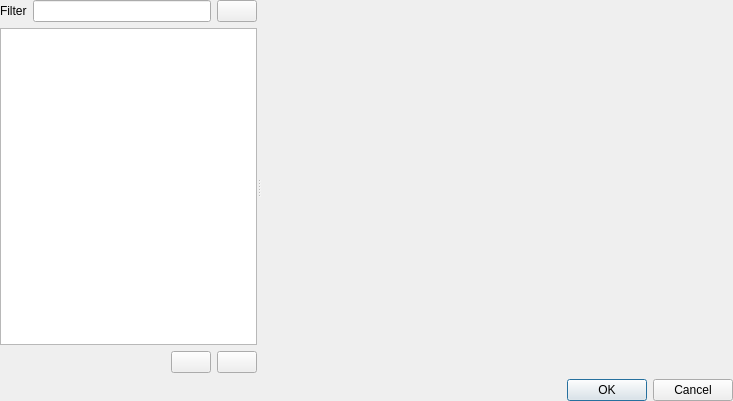
The window that src/prymatex/gui/config/ui_files/settings.ui (prymatex/prymatex) describes before a commit, drawn with Qt 5.
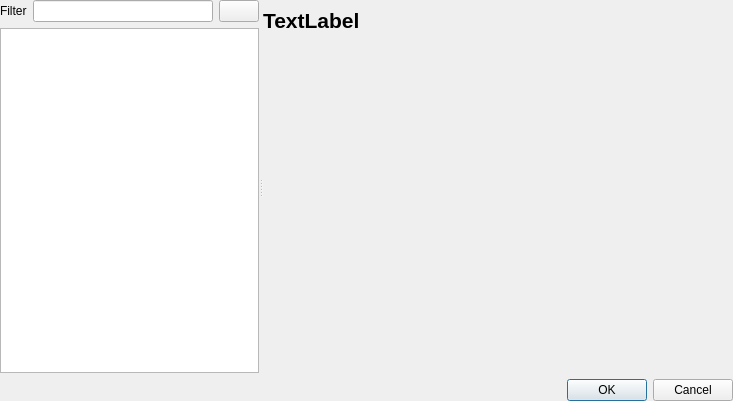
The same window after the commit. Icons and pictures are not drawn. Custom widgets are drawn as their Qt base class.

The edit to the form file:
```diff
--- a/src/prymatex/gui/config/ui_files/settings.ui
+++ b/src/prymatex/gui/config/ui_files/settings.ui
@@ -65,48 +65,9 @@
          </property>
         </widget>
        </item>
-       <item>
-        <layout class="QHBoxLayout" name="horizontalLayout_2">
-         <item>
-          <spacer name="horizontalSpacer">
-           <property name="orientation">
-            <enum>Qt::Horizontal</enum>
-           </property>
-           <property name="sizeHint" stdset="0">
-            <size>
-             <width>40</width>
-             <height>20</height>
-            </size>
-           </property>
-          </spacer>
-         </item>
-         <item>
-          <widget class="QPushButton" name="pushExpand">
-           <property name="text">
-            <string/>
-           </property>
-           <property name="icon">
-            <iconset resource="../../../res.qrc">
-             <normaloff>:/actions/resources/actions/list-add.png</normaloff>:/actions/resources/actions/list-add.png</iconset>
-           </property>
-          </widget>
-         </item>
-         <item>
-          <widget class="QPushButton" name="pushShrink">
-           <property name="text">
-            <string/>
-           </property>
-           <property name="icon">
-            <iconset resource="../../../res.qrc">
-             <normaloff>:/actions/resources/actions/list-remove.png</normaloff>:/actions/resources/actions/list-remove.png</iconset>
-           </property>
-          </widget>
-         </item>
-        </layout>
-       </item>
       </layout>
      </widget>
-     <widget class="QWidget" name="container" native="true">
+     <widget class="QWidget" name="mainContainer" native="true">
       <property name="sizePolicy">
        <sizepolicy hsizetype="Preferred" vsizetype="Maximum">
         <horstretch>0</horstretch>
@@ -119,6 +80,31 @@
         <height>0</height>
        </size>
       </property>
+      <layout class="QVBoxLayout" name="verticalLayout_3">
+       <item>
+        <widget class="QLabel" name="labelTitle">
+         <property name="maximumSize">
+          <size>
+           <width>16777215</width>
+           <height>40</height>
+          </size>
+         </property>
+         <property name="font">
+          <font>
+           <pointsize>16</pointsize>
+           <weight>75</weight>
+           <bold>true</bold>
+          </font>
+         </property>
+         <property name="text">
+          <string>TextLabel</string>
+         </property>
+        </widget>
+       </item>
+       <item>
+        <widget class="QWidget" name="container" native="true"/>
+       </item>
+      </layout>
      </widget>
     </widget>
    </item>
```
